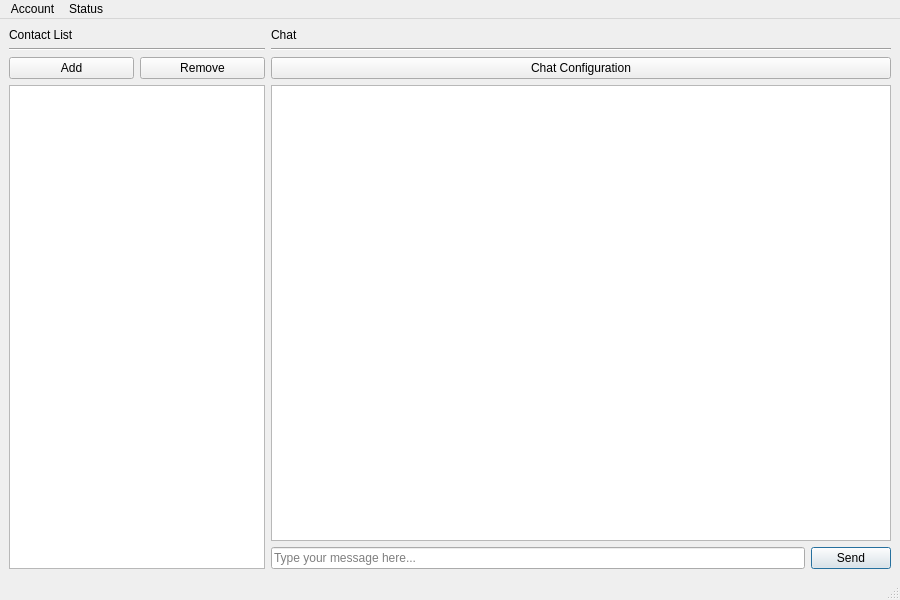
First picture: the form in assets/Chat.ui, repository Dimaryst/partisanMessenger, before the edit.
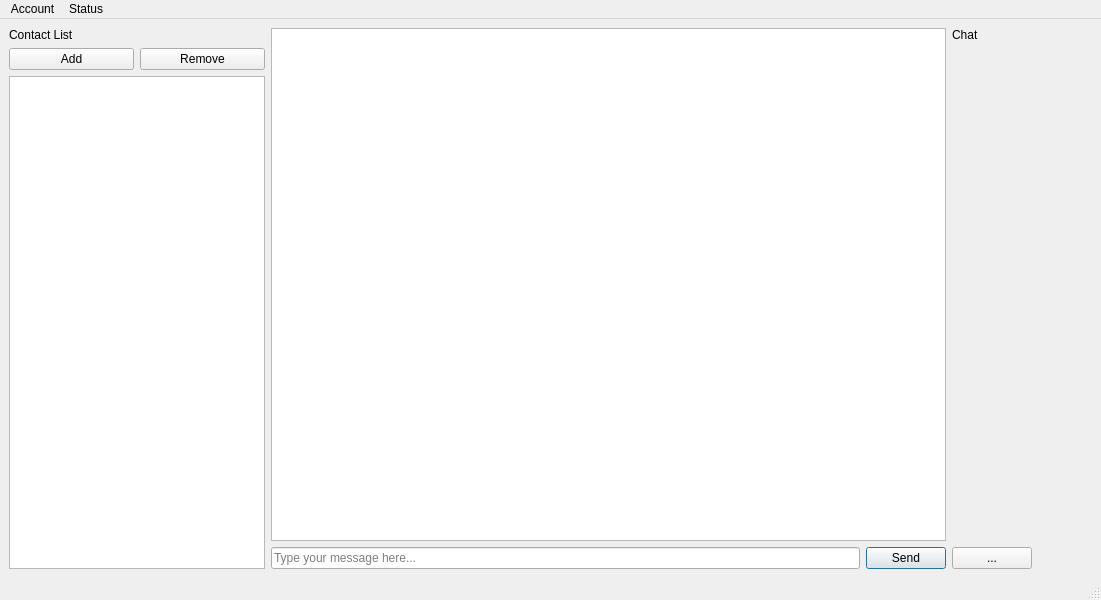
Second picture: the form after the edit.

Commit message: some UI features (UI looks like shit 'cause I'm not designer)

```diff
--- a/assets/Chat.ui
+++ b/assets/Chat.ui
@@ -9,7 +9,7 @@
    <rect>
     <x>0</x>
     <y>0</y>
-    <width>900</width>
+    <width>1101</width>
     <height>600</height>
    </rect>
   </property>
@@ -29,84 +29,104 @@
    <string>Partisan - Messenger</string>
   </property>
   <widget class="QWidget" name="centralwidget">
-   <layout class="QHBoxLayout" name="horizontalLayout">
-    <item>
+   <layout class="QGridLayout" name="gridLayout">
+    <item row="0" column="0">
      <layout class="QGridLayout" name="gridContacts">
-      <item row="3" column="0" colspan="2">
+      <item row="0" column="0" colspan="2">
+       <widget class="QLabel" name="labelContactList">
+        <property name="sizePolicy">
+         <sizepolicy hsizetype="Fixed" vsizetype="Fixed">
+          <horstretch>0</horstretch>
+          <verstretch>0</verstretch>
+         </sizepolicy>
+        </property>
+        <property name="text">
+         <string>Contact List</string>
+        </property>
+        <property name="textInteractionFlags">
+         <set>Qt::LinksAccessibleByMouse</set>
+        </property>
+       </widget>
+      </item>
+      <item row="2" column="0" colspan="2">
        <widget class="QListWidget" name="listContacts">
+        <property name="minimumSize">
+         <size>
+          <width>0</width>
+          <height>0</height>
+         </size>
+        </property>
         <property name="styleSheet">
          <string notr="true"/>
         </property>
        </widget>
       </item>
-      <item row="2" column="0">
-       <widget class="QPushButton" name="pushButtonAdd">
-        <property name="text">
-         <string>Add</string>
-        </property>
-       </widget>
-      </item>
-      <item row="2" column="1">
+      <item row="1" column="1">
        <widget class="QPushButton" name="pushButtonRemove">
         <property name="text">
          <string>Remove</string>
         </property>
        </widget>
       </item>
-      <item row="0" column="0" colspan="2">
-       <widget class="QLabel" name="labelContactList">
+      <item row="1" column="0">
+       <widget class="QPushButton" name="pushButtonAdd">
         <property name="text">
-         <string>Contact List</string>
+         <string>Add</string>
         </property>
        </widget>
       </item>
-      <item row="1" column="0" colspan="2">
-       <widget class="Line" name="lineContacts">
-        <property name="orientation">
-         <enum>Qt::Horizontal</enum>
-        </property>
-       </widget>
-      </item>
      </layout>
     </item>
-    <item>
-     <layout class="QGridLayout" name="gridChat">
-      <item row="1" column="0" colspan="2">
-       <widget class="Line" name="lineChat">
-        <property name="orientation">
-         <enum>Qt::Horizontal</enum>
-        </property>
-       </widget>
+    <item row="0" column="1">
+     <layout class="QVBoxLayout" name="verticalLayoutChat">
+      <item>
+       <widget class="QListWidget" name="listMessages"/>
       </item>
-      <item row="2" column="0" colspan="2">
-       <widget class="QPushButton" name="pushButtonConfig">
-        <property name="text">
-         <string>Chat Configuration</string>
-        </property>
-       </widget>
+      <item>
+       <layout class="QHBoxLayout" name="horizontalLayoutMessageInputAndButton">
+        <item>
+         <widget class="QLineEdit" name="lineInputMessage">
+          <property name="inputMask">
+           <string/>
+          </property>
+          <property name="text">
+           <string/>
+          </property>
+          <property name="placeholderText">
+           <string>Type your message here...</string>
+          </property>
+         </widget>
+        </item>
+        <item>
+         <widget class="QPushButton" name="pushButtonSendMessage">
+          <property name="text">
+           <string>Send</string>
+          </property>
+          <property name="default">
+           <bool>true</bool>
+          </property>
+         </widget>
+        </item>
+       </layout>
       </item>
-      <item row="5" column="0">
-       <widget class="QLineEdit" name="lineInputMessage">
-        <property name="inputMask">
-         <string/>
-        </property>
-        <property name="text">
-         <string/>
-        </property>
-        <property name="placeholderText">
-         <string>Type your message here...</string>
-        </property>
-       </widget>
-      </item>
-      <item row="0" column="1">
-       <widget class="QLabel" name="labelChatStatus">
-        <property name="text">
-         <string/>
-        </property>
-       </widget>
-      </item>
-      <item row="0" column="0">
+     </layout>
+    </item>
+    <item row="0" column="2">
+     <layout class="QVBoxLayout" name="verticalLayout">
+      <item>
        <widget class="QLabel" name="labelChat">
+        <property name="sizePolicy">
+         <sizepolicy hsizetype="Fixed" vsizetype="Fixed">
+          <horstretch>0</horstretch>
+          <verstretch>0</verstretch>
+         </sizepolicy>
+        </property>
+        <property name="minimumSize">
+         <size>
+          <width>140</width>
+          <height>0</height>
+         </size>
+        </property>
         <property name="text">
          <string>Chat</string>
         </property>
@@ -115,16 +135,23 @@
         </property>
        </widget>
       </item>
-      <item row="3" column="0" colspan="2">
-       <widget class="QListWidget" name="listMessages"/>
+      <item>
+       <widget class="QLabel" name="labelChatStatus">
+        <property name="text">
+         <string/>
+        </property>
+       </widget>
       </item>
-      <item row="5" column="1">
-       <widget class="QPushButton" name="pushButtonSendMessage">
-        <property name="text">
-         <string>Send</string>
+      <item>
+       <widget class="QPushButton" name="pushButtonConfig">
+        <property name="sizePolicy">
+         <sizepolicy hsizetype="Fixed" vsizetype="Fixed">
+          <horstretch>0</horstretch>
+          <verstretch>0</verstretch>
+         </sizepolicy>
         </property>
-        <property name="default">
-         <bool>true</bool>
+        <property name="text">
+         <string>...</string>
         </property>
        </widget>
       </item>
@@ -137,7 +164,7 @@
     <rect>
      <x>0</x>
      <y>0</y>
-     <width>900</width>
+     <width>1101</width>
      <height>24</height>
     </rect>
    </property>
```
The commit also changes 2 other files.
